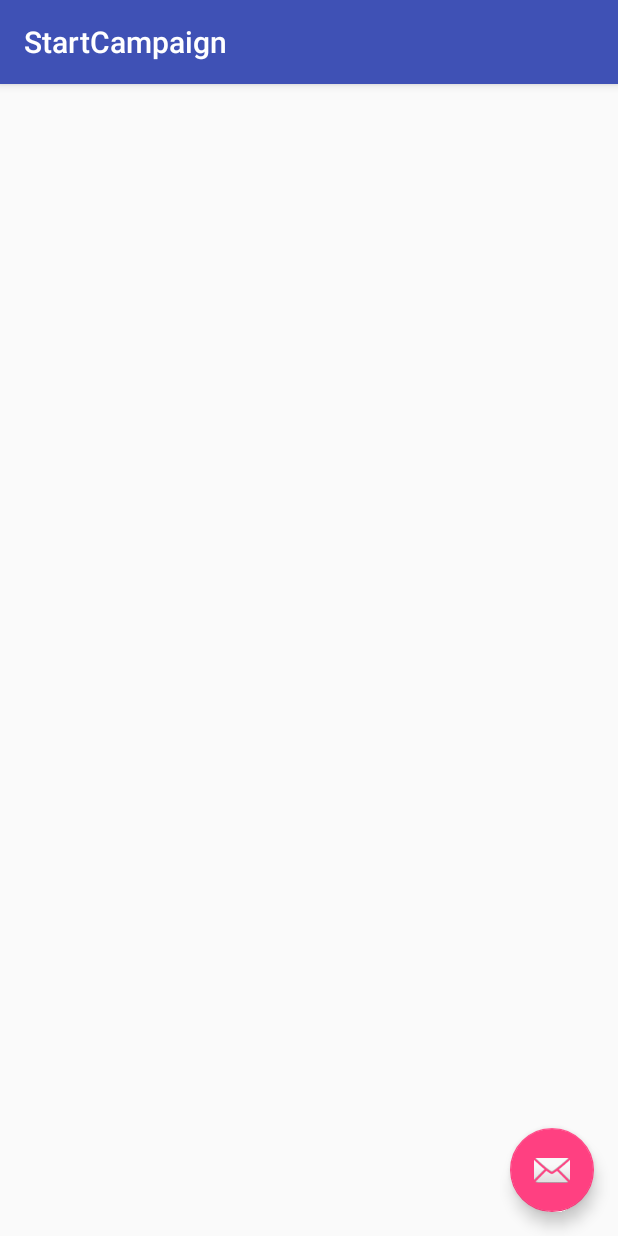
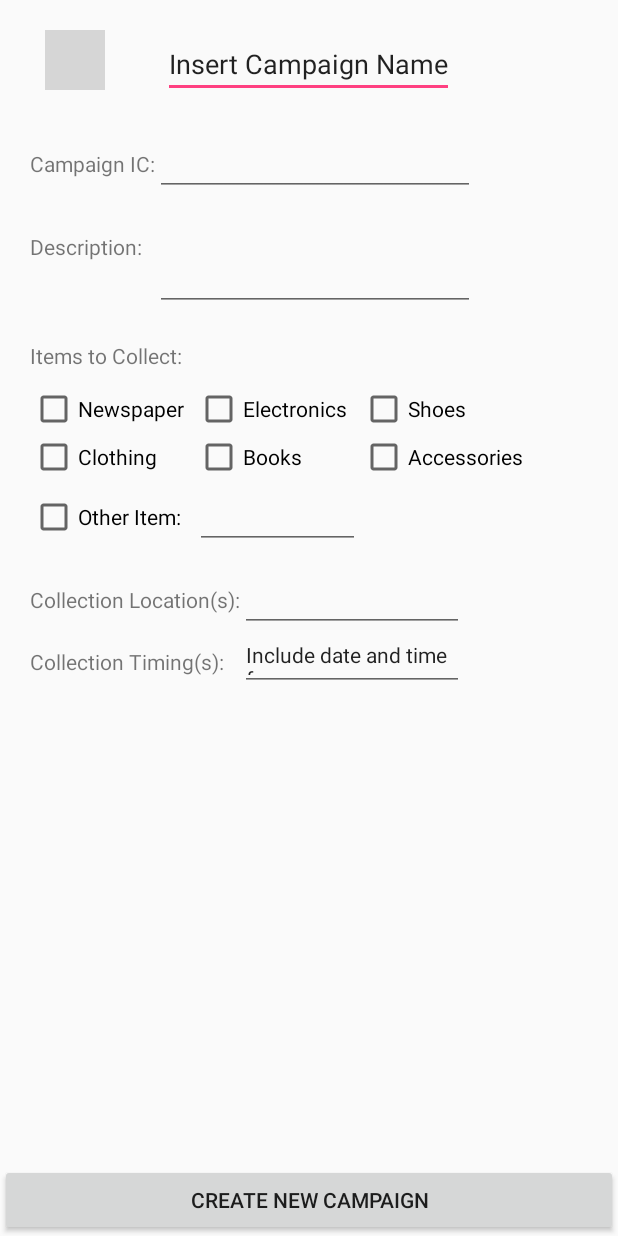
Before and after one commit to lingfei93/Heartware, an Android app: the StartCampaign screen opened directly, with no data from a screen before it, on a phone screen of 412 x 824 dp. Run offline under Robolectric (Android 15) with nearby library versions, the phone set to English and light mode, and no system bars; grey boxes are pictures that could not be loaded.

Commit message:
Start Campaign Page

```diff
--- a/app/src/main/java/com/example/renlingfei/heartware/StartCampaign.java
+++ b/app/src/main/java/com/example/renlingfei/heartware/StartCampaign.java
@@ -13,17 +13,6 @@ public class StartCampaign extends AppCompatActivity {
     protected void onCreate(Bundle savedInstanceState) {
         super.onCreate(savedInstanceState);
         setContentView(R.layout.activity_start_campaign);
-        Toolbar toolbar = (Toolbar) findViewById(R.id.toolbar);
-        setSupportActionBar(toolbar);
-
-        FloatingActionButton fab = (FloatingActionButton) findViewById(R.id.fab);
-        fab.setOnClickListener(new View.OnClickListener() {
-            @Override
-            public void onClick(View view) {
-                Snackbar.make(view, "Replace with your own action", Snackbar.LENGTH_LONG)
-                        .setAction("Action", null).show();
-            }
-        });
     }
 
 }
--- a/app/src/main/res/layout/activity_start_campaign.xml
+++ b/app/src/main/res/layout/activity_start_campaign.xml
@@ -1,33 +1,208 @@
 <?xml version="1.0" encoding="utf-8"?>
-<android.support.design.widget.CoordinatorLayout xmlns:android="http://schemas.android.com/apk/res/android"
+<RelativeLayout
+    xmlns:android="http://schemas.android.com/apk/res/android"
     xmlns:app="http://schemas.android.com/apk/res-auto"
     xmlns:tools="http://schemas.android.com/tools"
     android:layout_width="match_parent"
     android:layout_height="match_parent"
-    tools:context="com.example.renlingfei.heartware.StartCampaign">
+    tools:context="com.example.renlingfei.heartware.BeneficiaryProfilePage">
 
-    <android.support.design.widget.AppBarLayout
+    <Button
+        style="?android:attr/borderlessButtonStyle"
+        android:id="@+id/backButton"
+        android:layout_width="40dp"
+        android:layout_height="40dp"
+        android:background="@drawable/backarrow"
+        android:layout_marginTop="20dp"
+        android:layout_marginLeft="30dp"
+        android:layout_marginStart="30dp"/>
+
+    <EditText
+        android:id="@+id/campaignName"
+        android:layout_width="wrap_content"
+        android:layout_height="wrap_content"
+        android:layout_centerHorizontal="true"
+        android:layout_marginTop="20dp"
+        android:inputType="text"
+        android:text="@string/campaignName" />
+
+    <TableLayout xmlns:android="http://schemas.android.com/apk/res/android"
+        style="?android:attr/buttonBarStyle"
+        android:layout_below="@id/campaignName"
+        android:id="@+id/campaignDesTable"
+        android:layout_margin="20dp"
+        android:layout_width="wrap_content"
+        android:layout_height="wrap_content">
+
+        <TableRow>
+            <TextView
+                android:id="@+id/camIC"
+                android:layout_width="match_parent"
+                android:layout_height="wrap_content"
+                android:text="Campaign IC:"/>
+
+            <EditText
+                android:id="@+id/camICFill"
+                android:layout_width="wrap_content"
+                android:layout_height="wrap_content"
+                android:inputType="text"
+                android:ems="10" />
+            </TableRow>
+
+        <TableRow
+            android:layout_marginTop="10dp">
+            <TextView
+                android:id="@+id/camDes"
+                android:layout_width="match_parent"
+                android:layout_height="wrap_content"
+                android:text="Description:"/>
+
+            <EditText
+                android:id="@+id/camDesFill"
+                android:inputType="textMultiLine"
+                android:lines="3"
+                android:minLines="2"
+                android:gravity="start"
+                android:maxLines="5"
+                android:layout_height="wrap_content"
+                android:layout_width="match_parent"
+                android:scrollbars="vertical"
+                android:ems="10" />
+        </TableRow>
+        </TableLayout>
+
+    <TableLayout
+        android:id="@+id/collectionTable"
+        android:layout_below="@id/campaignDesTable"
+        android:layout_marginLeft="20dp"
+        android:layout_marginRight="20dp"
+        android:layout_width="match_parent"
+        android:layout_height="wrap_content">
+
+    <TableRow>
+        <TextView
+            android:id="@+id/camItems"
+            android:layout_width="match_parent"
+            android:layout_height="wrap_content"
+            android:text="Items to Collect:"/>
+    </TableRow>
+
+    <TableRow
+        android:layout_marginTop="10dp">
+        <CheckBox
+            android:id="@+id/chkNewspaper"
+            android:layout_width="110dp"
+            android:layout_height="wrap_content"
+            android:text="Newspaper" />
+
+        <CheckBox
+            android:id="@+id/chkElectronics"
+            android:layout_height="wrap_content"
+            android:layout_width="110dp"
+            android:text="Electronics" />
+
+        <CheckBox
+            android:id="@+id/chkShoes"
+            android:layout_width="110dp"
+            android:layout_height="wrap_content"
+            android:text="Shoes" />
+
+    </TableRow>
+    <TableRow>
+        <CheckBox
+            android:id="@+id/chkClothing"
+            android:layout_width="110dp"
+            android:layout_height="wrap_content"
+            android:text="Clothing" />
+
+        <CheckBox
+            android:id="@+id/chkBooks"
+            android:layout_height="wrap_content"
+            android:layout_width="110dp"
+            android:text="Books" />
+
+        <CheckBox
+            android:id="@+id/chkAccessories"
+            android:layout_width="110dp"
+            android:layout_height="wrap_content"
+            android:text="Accessories" />
+    </TableRow>
+    <TableRow>
+        <CheckBox
+            android:id="@+id/chkOthers"
+            android:layout_width="110dp"
+            android:layout_height="wrap_content"
+            android:text="Other Item:" />
+
+        <EditText
+            android:id="@+id/otherDonation"
+            android:layout_width="wrap_content"
+            android:layout_height="wrap_content"
+            android:layout_centerHorizontal="true"
+            android:inputType="text" />
+    </TableRow>
+</TableLayout>
+
+    <TableLayout
+        android:id="@+id/camDetTable"
+        android:layout_below="@id/collectionTable"
+        android:layout_marginLeft="20dp"
+        android:layout_marginRight="20dp"
+        android:layout_marginTop="10dp"
+        android:layout_width="match_parent"
+        android:layout_height="wrap_content">
+
+
+        <TableRow>
+            <TextView
+                android:id="@+id/camLoc"
+                android:layout_width="match_parent"
+                android:layout_height="wrap_content"
+                android:text="Collection Location(s):"/>
+
+            <EditText
+                android:id="@+id/camLocFill"
+                android:inputType="textMultiLine"
+                android:lines="1"
+                android:minLines="1"
+                android:gravity="start"
+                android:maxLines="5"
+                android:layout_height="wrap_content"
+                android:layout_width="match_parent"
+                android:scrollbars="vertical"
+                android:ems="7" />
+        </TableRow>
+
+        <TableRow>
+            <TextView
+                android:id="@+id/camTime"
+                android:layout_width="match_parent"
+                android:layout_height="wrap_content"
+                android:text="Collection Timing(s):"/>
+
+            <EditText
+                android:id="@+id/camTimeFill"
+                android:inputType="textMultiLine"
+                android:lines="1"
+                android:minLines="1"
+                android:gravity="start"
+                android:maxLines="7"
+                android:layout_height="wrap_content"
+                android:layout_width="match_parent"
+                android:scrollbars="vertical"
+                android:text="Include date and time frame"
+                android:textAppearance="@style/TextAppearance.AppCompat.Small"
+                android:ems="7" />
+        </TableRow>
+    </TableLayout>
+
+    <Button
+        android:id="@+id/createCamButton"
         android:layout_width="match_parent"
         android:layout_height="wrap_content"
-        android:theme="@style/AppTheme.AppBarOverlay">
+        android:layout_alignParentBottom="true"
+        android:layout_centerHorizontal="true"
+        android:textAlignment="center"
+        android:text="@string/createCamPage" />
 
-        <android.support.v7.widget.Toolbar
-            android:id="@+id/toolbar"
-            android:layout_width="match_parent"
-            android:layout_height="?attr/actionBarSize"
-            android:background="?attr/colorPrimary"
-            app:popupTheme="@style/AppTheme.PopupOverlay" />
-
-    </android.support.design.widget.AppBarLayout>
-
-    <include layout="@layout/content_start_campaign" />
-
-    <android.support.design.widget.FloatingActionButton
-        android:id="@+id/fab"
-        android:layout_width="wrap_content"
-        android:layout_height="wrap_content"
-        android:layout_gravity="bottom|end"
-        android:layout_margin="@dimen/fab_margin"
-        app:srcCompat="@android:drawable/ic_dialog_email" />
-
-</android.support.design.widget.CoordinatorLayout>
+</RelativeLayout>
--- a/app/src/main/res/values/strings.xml
+++ b/app/src/main/res/values/strings.xml
@@ -7,5 +7,7 @@
     <string name="currCam">Existing Campaigns</string>
     <string name="oldCam">Past Campaigns</string>
     <string name="createCam">Create New</string>
+    <string name="createCamPage">Create New Campaign</string>
+    <string name="campaignName">Insert Campaign Name</string>
     <string name="title_activity_start_campaign">StartCampaign</string>
 </resources>
```
